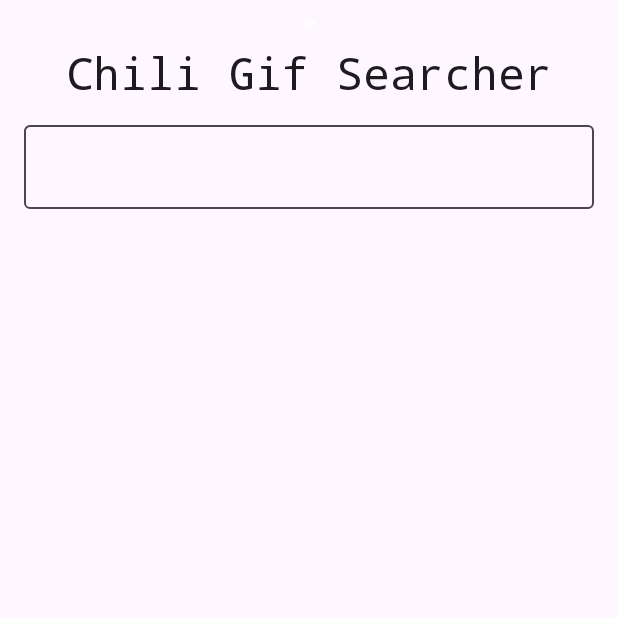
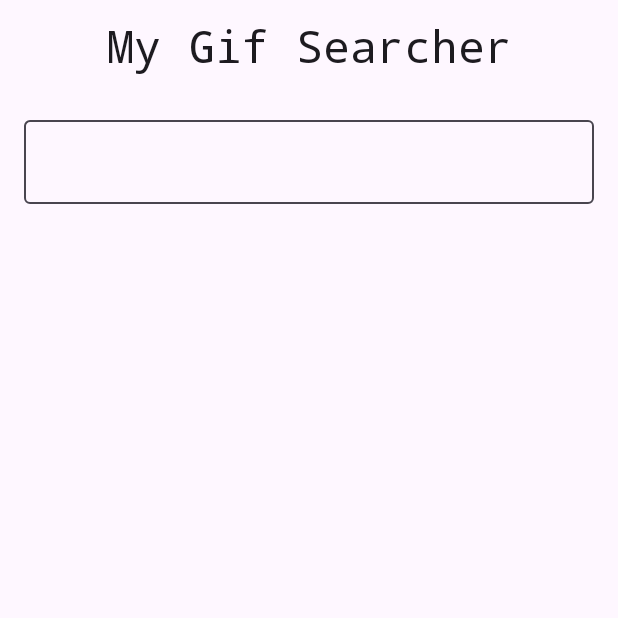
Before and after one commit to AnubisDunk/chili_gif_searcher, an Android app built with Jetpack Compose: the screen it shows after launch (MainActivity), on a phone screen of 412 x 824 dp, the top half of it. Run offline under Robolectric (Android 15) with nearby library versions, the phone set to English and light mode, and no system bars.

```diff
--- a/app/src/main/java/com/anubisdunk/chiligifsearcher/repository/GifRepository.kt
+++ b/app/src/main/java/com/anubisdunk/chiligifsearcher/repository/GifRepository.kt
@@ -13,7 +13,8 @@ class GifRepository(
         val response = try{
             api.getGifList(search = search, limit = limit, offset = offset)
         } catch (e: Exception){
-            return Resource.Error("something went wrong")
+
+            return Resource.Error("Something went wrong")
         }
         return Resource.Success(response)
     }
--- a/app/src/main/java/com/anubisdunk/chiligifsearcher/ui/ChiliGifApp.kt
+++ b/app/src/main/java/com/anubisdunk/chiligifsearcher/ui/ChiliGifApp.kt
@@ -98,30 +98,20 @@ fun ChiliGifApp() {
                     onDone = { }
                 )
             )
-            if (searchState.isNotBlank()) {
+            if (searchState.isNotBlank() && loadError.isEmpty()) {
                 vm.clearList()
                 OutputGridList(
                     viewModel = vm
                 )
-            } else {
-                Box(
-                    contentAlignment = Alignment.Center,
-                    modifier = Modifier.fillMaxSize()
-                ) {
-                    if (isLoading) {
-                        CircularProgressIndicator(color = MaterialTheme.colorScheme.primary)
-                    }
-                    if (loadError.isNotEmpty()) {
-                        Retry(error = loadError) {
-                            vm.loadGifPaginated()
-                        }
-                    }
+            }
+            if (loadError.isNotEmpty()) {
+                Retry(error = loadError) {
+                    vm.loadGifPaginated()
                 }
             }
         }
     }
 }
-
 
 @OptIn(ExperimentalMaterial3Api::class)
 @Composable
@@ -131,14 +121,6 @@ fun GifTopAppBar(modifier: Modifier = Modifier) {
             Column(
                 horizontalAlignment = Alignment.CenterHorizontally,
             ) {
-                Image(
-                    modifier = Modifier
-                        .size(dimensionResource(R.dimen.icon_size))
-                        .padding(dimensionResource(R.dimen.padding_small)),
-                    contentDescription = null,
-                    painter = painterResource(R.drawable.gif_24px)
-
-                )
                 Text(
                     stringResource(R.string.app_name),
                     style = MaterialTheme.typography.displayLarge
--- a/app/src/main/java/com/anubisdunk/chiligifsearcher/ui/screens/MainScreenViewModel.kt
+++ b/app/src/main/java/com/anubisdunk/chiligifsearcher/ui/screens/MainScreenViewModel.kt
@@ -69,7 +69,7 @@ class MainScreenViewModel(
     }
 
     fun clearList(){
-        Log.e("Er", "Clear")
+       // Log.e("Er", "Clear")
         curPage = 0
         loadError.value = ""
         isLoading.value = false
--- a/app/src/main/java/com/anubisdunk/chiligifsearcher/ui/screens/OutputGridList.kt
+++ b/app/src/main/java/com/anubisdunk/chiligifsearcher/ui/screens/OutputGridList.kt
@@ -113,7 +113,6 @@ fun FullScreenImage(gifIndex: Int, entries: List<Gif>, onDismiss: () -> Unit) {
                 .data(entries[gifIndex].url)
                 .decoderFactory(ImageDecoderDecoder.Factory())
                 .build(),
-            error = painterResource(R.drawable.error_24px),
             placeholder = rememberAsyncImagePainter(CustomPlaceholder()),
             contentScale = ContentScale.Crop,
             contentDescription = null,
--- a/app/src/main/res/values/strings.xml
+++ b/app/src/main/res/values/strings.xml
@@ -1,5 +1,5 @@
 <resources>
-    <string name="app_name">Chili Gif Searcher</string>
+    <string name="app_name">My Gif Searcher</string>
     <string name="loading_failed">Failed to load</string>
     <string name="retry">Retry</string>
     <string name="loading">Loading</string>
```
